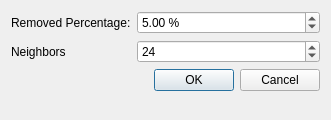
First picture: the form in Polyhedron/demo/Polyhedron/Plugins/Point_set/Point_set_outliers_removal_plugin.ui, repository CGAL/cgal, before the edit.
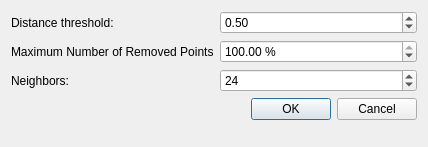
Second picture: the form after the edit.

Commit message: Update outlier removal plugin

Patch:
```diff
--- a/Polyhedron/demo/Polyhedron/Plugins/Point_set/Point_set_outliers_removal_plugin.ui
+++ b/Polyhedron/demo/Polyhedron/Plugins/Point_set/Point_set_outliers_removal_plugin.ui
@@ -6,29 +6,15 @@
    <rect>
     <x>0</x>
     <y>0</y>
-    <width>331</width>
-    <height>120</height>
+    <width>428</width>
+    <height>147</height>
    </rect>
   </property>
   <property name="windowTitle">
    <string>Outlier Removal</string>
   </property>
   <layout class="QGridLayout">
-   <item row="0" column="0">
-    <widget class="QLabel" name="label">
-     <property name="text">
-      <string>Removed Percentage:</string>
-     </property>
-    </widget>
-   </item>
-   <item row="1" column="0">
-    <widget class="QLabel" name="label_2">
-     <property name="text">
-      <string>Neighbors</string>
-     </property>
-    </widget>
-   </item>
-   <item row="2" column="1">
+   <item row="4" column="1">
     <widget class="QDialogButtonBox" name="buttonBox">
      <property name="orientation">
       <enum>Qt::Horizontal</enum>
@@ -38,7 +24,14 @@
      </property>
     </widget>
    </item>
-   <item row="1" column="1">
+   <item row="2" column="0">
+    <widget class="QLabel" name="label_2">
+     <property name="text">
+      <string>Neighbors:</string>
+     </property>
+    </widget>
+   </item>
+   <item row="2" column="1">
     <widget class="QSpinBox" name="m_inputNbNeighbors">
      <property name="minimum">
       <number>6</number>
@@ -51,13 +44,20 @@
      </property>
     </widget>
    </item>
-   <item row="0" column="1">
+   <item row="1" column="0">
+    <widget class="QLabel" name="label">
+     <property name="text">
+      <string>Maximum Number of Removed Points</string>
+     </property>
+    </widget>
+   </item>
+   <item row="1" column="1">
     <widget class="QDoubleSpinBox" name="m_inputPercentage">
      <property name="suffix">
       <string> %</string>
      </property>
      <property name="minimum">
-      <double>0.010000000000000</double>
+      <double>0.000000000000000</double>
      </property>
      <property name="maximum">
       <double>100.000000000000000</double>
@@ -66,11 +66,11 @@
       <double>0.100000000000000</double>
      </property>
      <property name="value">
-      <double>5.000000000000000</double>
+      <double>100.000000000000000</double>
      </property>
     </widget>
    </item>
-   <item row="3" column="1">
+   <item row="5" column="1">
     <spacer name="verticalSpacer">
      <property name="orientation">
       <enum>Qt::Vertical</enum>
@@ -83,6 +83,29 @@
      </property>
     </spacer>
    </item>
+   <item row="0" column="0">
+    <widget class="QLabel" name="label_3">
+     <property name="text">
+      <string>Distance threshold:</string>
+     </property>
+    </widget>
+   </item>
+   <item row="0" column="1">
+    <widget class="QDoubleSpinBox" name="m_distanceThreshold">
+     <property name="minimum">
+      <double>0.000000000000000</double>
+     </property>
+     <property name="maximum">
+      <double>100000.000000000000000</double>
+     </property>
+     <property name="singleStep">
+      <double>0.100000000000000</double>
+     </property>
+     <property name="value">
+      <double>0.500000000000000</double>
+     </property>
+    </widget>
+   </item>
   </layout>
  </widget>
  <resources/>
```
The commit also changes 1 other file.
